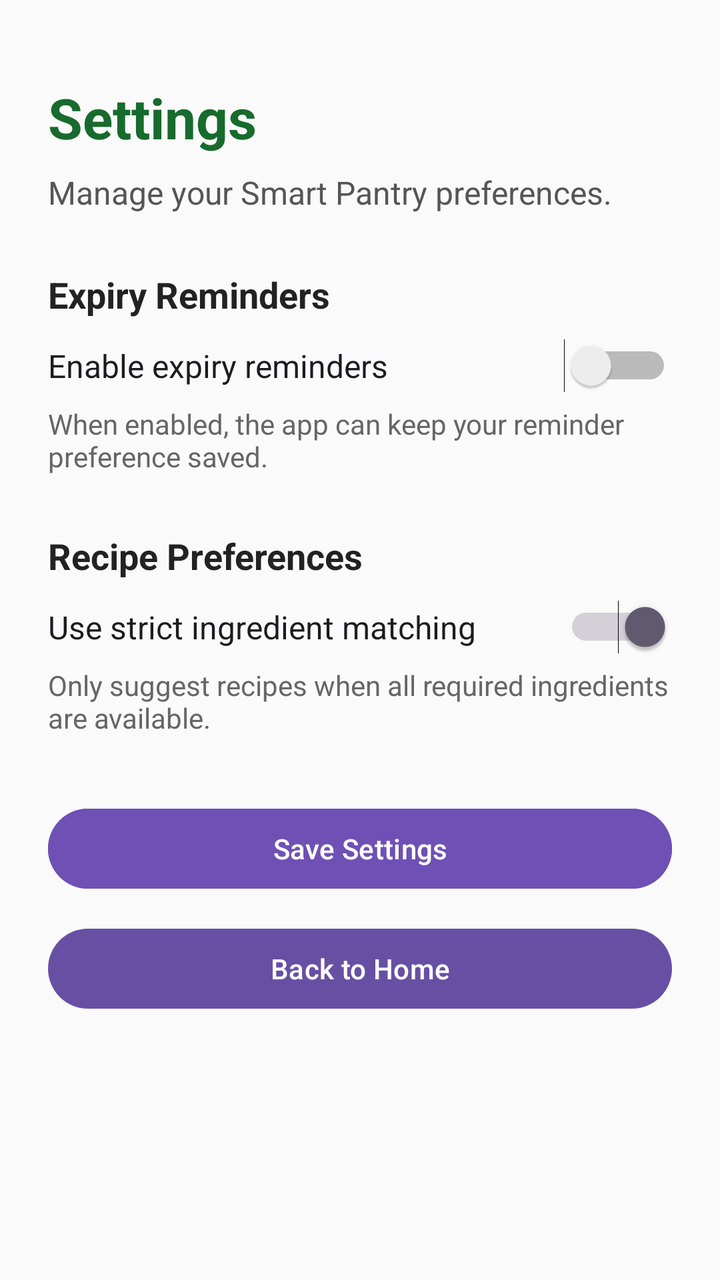
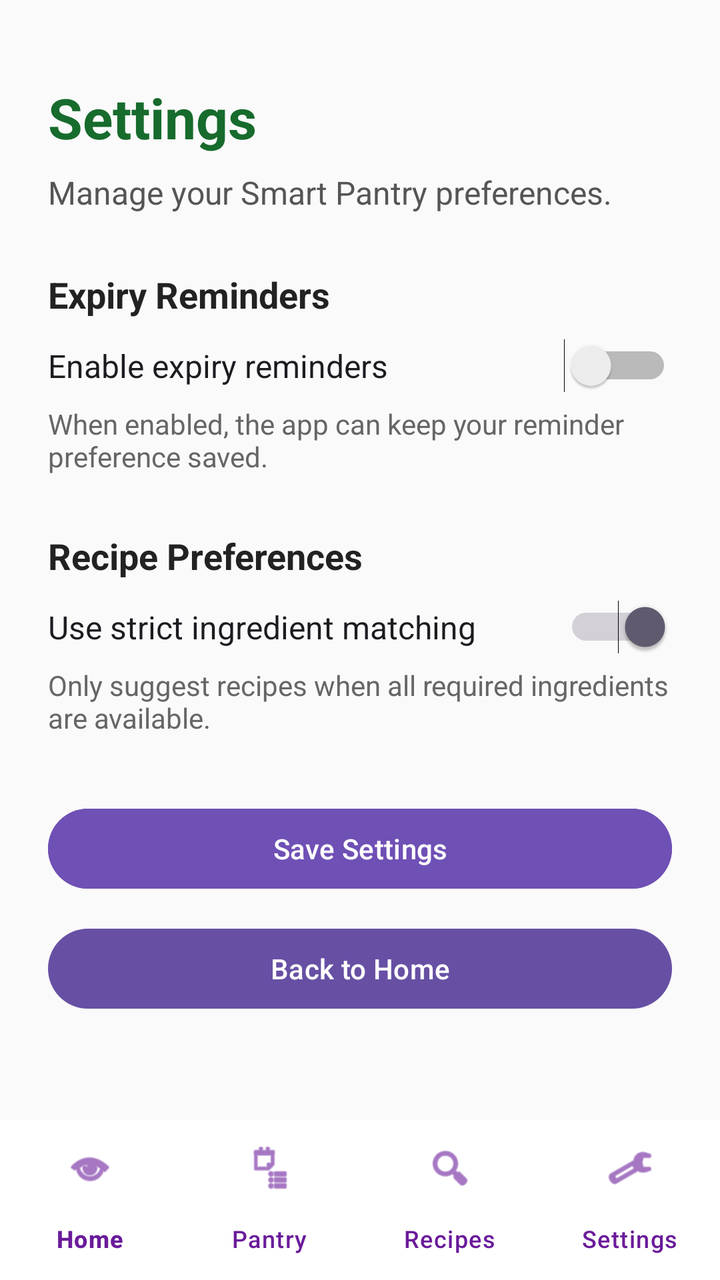

An Android layout rendered at two revisions. The XML below is the earlier revision; the diff shows what the commit changed to produce the second picture.
<!-- AndroidManifest.xml: application theme Theme.SmartPantryManager -->
<!-- res/layout/activity_settings.xml -->
<?xml version="1.0" encoding="utf-8"?>
<ScrollView xmlns:android="http://schemas.android.com/apk/res/android"
    android:id="@+id/settingsMain"
    android:layout_width="match_parent"
    android:layout_height="match_parent"
    android:background="#FAFAFA"
    android:fillViewport="true">

    <LinearLayout
        android:layout_width="match_parent"
        android:layout_height="wrap_content"
        android:orientation="vertical"
        android:padding="24dp">

        <TextView
            android:layout_width="match_parent"
            android:layout_height="wrap_content"
            android:layout_marginTop="16dp"
            android:text="Settings"
            android:textColor="#176B2C"
            android:textSize="28sp"
            android:textStyle="bold" />

        <TextView
            android:layout_width="match_parent"
            android:layout_height="wrap_content"
            android:layout_marginTop="8dp"
            android:layout_marginBottom="28dp"
            android:text="Manage your Smart Pantry preferences."
            android:textColor="#555555"
            android:textSize="16sp" />

        <TextView
            android:layout_width="match_parent"
            android:layout_height="wrap_content"
            android:text="Expiry Reminders"
            android:textColor="#222222"
            android:textSize="18sp"
            android:textStyle="bold" />

        <Switch
            android:id="@+id/switchExpiryReminders"
            android:layout_width="match_parent"
            android:layout_height="wrap_content"
            android:layout_marginTop="10dp"
            android:text="Enable expiry reminders"
            android:textSize="16sp" />

        <TextView
            android:layout_width="match_parent"
            android:layout_height="wrap_content"
            android:layout_marginTop="6dp"
            android:layout_marginBottom="28dp"
            android:text="When enabled, the app can keep your reminder preference saved."
            android:textColor="#666666"
            android:textSize="14sp" />

        <TextView
            android:layout_width="match_parent"
            android:layout_height="wrap_content"
            android:text="Recipe Preferences"
            android:textColor="#222222"
            android:textSize="18sp"
            android:textStyle="bold" />

        <Switch
            android:id="@+id/switchStrictMatching"
            android:layout_width="match_parent"
            android:layout_height="wrap_content"
            android:layout_marginTop="10dp"
            android:checked="true"
            android:text="Use strict ingredient matching"
            android:textSize="16sp" />

        <TextView
            android:layout_width="match_parent"
            android:layout_height="wrap_content"
            android:layout_marginTop="6dp"
            android:layout_marginBottom="32dp"
            android:text="Only suggest recipes when all required ingredients are available."
            android:textColor="#666666"
            android:textSize="14sp" />

        <Button
            android:id="@+id/btnSaveSettings"
            android:layout_width="match_parent"
            android:layout_height="wrap_content"
            android:backgroundTint="#6F50B5"
            android:text="Save Settings"
            android:textAllCaps="false"
            android:textColor="#FFFFFF" />

        <Button
            android:id="@+id/btnBackHome"
            android:layout_width="match_parent"
            android:layout_height="wrap_content"
            android:layout_marginTop="12dp"
            android:text="Back to Home"
            android:textAllCaps="false" />

    </LinearLayout>

</ScrollView>
<!-- resources referenced by this layout -->
<resources>
  <style name="Theme.SmartPantryManager" parent="Base.Theme.SmartPantryManager" />
  <style name="Base.Theme.SmartPantryManager" parent="Theme.Material3.DayNight.NoActionBar">
          
          
      </style>
</resources>

<!-- the commit's change to res/layout/activity_settings.xml (unified diff, before → after) -->
@@ -1,103 +1,122 @@
 <?xml version="1.0" encoding="utf-8"?>
-<ScrollView xmlns:android="http://schemas.android.com/apk/res/android"
+<LinearLayout xmlns:android="http://schemas.android.com/apk/res/android"
+    xmlns:app="http://schemas.android.com/apk/res-auto"
     android:id="@+id/settingsMain"
     android:layout_width="match_parent"
     android:layout_height="match_parent"
-    android:background="#FAFAFA"
-    android:fillViewport="true">
+    android:orientation="vertical"
+    android:background="#FAFAFA">
 
-    <LinearLayout
+    <ScrollView
+        android:layout_width="match_parent"
+        android:layout_height="0dp"
+        android:layout_weight="1"
+        android:fillViewport="true">
+
+        <LinearLayout
+            android:layout_width="match_parent"
+            android:layout_height="wrap_content"
+            android:orientation="vertical"
+            android:padding="24dp">
+
+            <TextView
+                android:layout_width="match_parent"
+                android:layout_height="wrap_content"
+                android:layout_marginTop="16dp"
+                android:text="Settings"
+                android:textColor="#176B2C"
+                android:textSize="28sp"
+                android:textStyle="bold" />
+
+            <TextView
+                android:layout_width="match_parent"
+                android:layout_height="wrap_content"
+                android:layout_marginTop="8dp"
+                android:layout_marginBottom="28dp"
+                android:text="Manage your Smart Pantry preferences."
+                android:textColor="#555555"
+                android:textSize="16sp" />
+
+            <TextView
+                android:layout_width="match_parent"
+                android:layout_height="wrap_content"
+                android:text="Expiry Reminders"
+                android:textColor="#222222"
+                android:textSize="18sp"
+                android:textStyle="bold" />
+
+            <Switch
+                android:id="@+id/switchExpiryReminders"
+                android:layout_width="match_parent"
+                android:layout_height="wrap_content"
+                android:layout_marginTop="10dp"
+                android:text="Enable expiry reminders"
+                android:textSize="16sp" />
+
+            <TextView
+                android:layout_width="match_parent"
+                android:layout_height="wrap_content"
+                android:layout_marginTop="6dp"
+                android:layout_marginBottom="28dp"
+                android:text="When enabled, the app can keep your reminder preference saved."
+                android:textColor="#666666"
+                android:textSize="14sp" />
+
+            <TextView
+                android:layout_width="match_parent"
+                android:layout_height="wrap_content"
+                android:text="Recipe Preferences"
+                android:textColor="#222222"
+                android:textSize="18sp"
+                android:textStyle="bold" />
+
+            <Switch
+                android:id="@+id/switchStrictMatching"
+                android:layout_width="match_parent"
+                android:layout_height="wrap_content"
+                android:layout_marginTop="10dp"
+                android:checked="true"
+                android:text="Use strict ingredient matching"
+                android:textSize="16sp" />
+
+            <TextView
+                android:layout_width="match_parent"
+                android:layout_height="wrap_content"
+                android:layout_marginTop="6dp"
+                android:layout_marginBottom="32dp"
+                android:text="Only suggest recipes when all required ingredients are available."
+                android:textColor="#666666"
+                android:textSize="14sp" />
+
+            <Button
+                android:id="@+id/btnSaveSettings"
+                android:layout_width="match_parent"
+                android:layout_height="wrap_content"
+                android:backgroundTint="#6F50B5"
+                android:text="Save Settings"
+                android:textAllCaps="false"
+                android:textColor="#FFFFFF" />
+
+            <Button
+                android:id="@+id/btnBackHome"
+                android:layout_width="match_parent"
+                android:layout_height="wrap_content"
+                android:layout_marginTop="12dp"
+                android:text="Back to Home"
+                android:textAllCaps="false" />
+
+        </LinearLayout>
+
+    </ScrollView>
+
+    <com.google.android.material.bottomnavigation.BottomNavigationView
+        android:id="@+id/bottomNavigation"
         android:layout_width="match_parent"
         android:layout_height="wrap_content"
-        android:orientation="vertical"
-        android:padding="24dp">
+        android:background="@android:color/white"
+        app:itemIconTint="#6A1B9A"
+        app:itemTextColor="#6A1B9A"
+        app:labelVisibilityMode="labeled"
+        app:menu="@menu/bottom_navigation_menu" />
 
-        <TextView
-            android:layout_width="match_parent"
-            android:layout_height="wrap_content"
-            android:layout_marginTop="16dp"
-            android:text="Settings"
-            android:textColor="#176B2C"
-            android:textSize="28sp"
-            android:textStyle="bold" />
-
-        <TextView
-            android:layout_width="match_parent"
-            android:layout_height="wrap_content"
-            android:layout_marginTop="8dp"
-            android:layout_marginBottom="28dp"
-            android:text="Manage your Smart Pantry preferences."
-            android:textColor="#555555"
-            android:textSize="16sp" />
-
-        <TextView
-            android:layout_width="match_parent"
-            android:layout_height="wrap_content"
-            android:text="Expiry Reminders"
-            android:textColor="#222222"
-            android:textSize="18sp"
-            android:textStyle="bold" />
-
-        <Switch
-            android:id="@+id/switchExpiryReminders"
-            android:layout_width="match_parent"
-            android:layout_height="wrap_content"
-            android:layout_marginTop="10dp"
-            android:text="Enable expiry reminders"
-            android:textSize="16sp" />
-
-        <TextView
-            android:layout_width="match_parent"
-            android:layout_height="wrap_content"
-            android:layout_marginTop="6dp"
-            android:layout_marginBottom="28dp"
-            android:text="When enabled, the app can keep your reminder preference saved."
-            android:textColor="#666666"
-            android:textSize="14sp" />
-
-        <TextView
-            android:layout_width="match_parent"
-            android:layout_height="wrap_content"
-            android:text="Recipe Preferences"
-            android:textColor="#222222"
-            android:textSize="18sp"
-            android:textStyle="bold" />
-
-        <Switch
-            android:id="@+id/switchStrictMatching"
-            android:layout_width="match_parent"
-            android:layout_height="wrap_content"
-            android:layout_marginTop="10dp"
-            android:checked="true"
-            android:text="Use strict ingredient matching"
-            android:textSize="16sp" />
-
-        <TextView
-            android:layout_width="match_parent"
-            android:layout_height="wrap_content"
-            android:layout_marginTop="6dp"
-            android:layout_marginBottom="32dp"
-            android:text="Only suggest recipes when all required ingredients are available."
-            android:textColor="#666666"
-            android:textSize="14sp" />
-
-        <Button
-            android:id="@+id/btnSaveSettings"
-            android:layout_width="match_parent"
-            android:layout_height="wrap_content"
-            android:backgroundTint="#6F50B5"
-            android:text="Save Settings"
-            android:textAllCaps="false"
-            android:textColor="#FFFFFF" />
-
-        <Button
-            android:id="@+id/btnBackHome"
-            android:layout_width="match_parent"
-            android:layout_height="wrap_content"
-            android:layout_marginTop="12dp"
-            android:text="Back to Home"
-            android:textAllCaps="false" />
-
-    </LinearLayout>
-
-</ScrollView>
+</LinearLayout>
